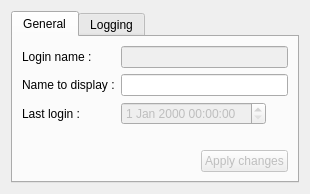
Old version of the form dlgpreferences.ui in the repository tbikfalvi/ChildMinders.
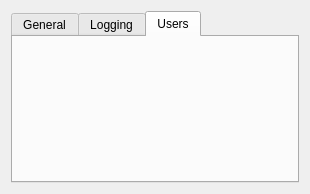
New version of the form.

Commit message: Added users tab

What changed in the file:
```diff
--- a/dlgpreferences.ui
+++ b/dlgpreferences.ui
@@ -17,7 +17,7 @@
    <item>
     <widget class="QTabWidget" name="tabPreferences">
      <property name="currentIndex">
-      <number>0</number>
+      <number>2</number>
      </property>
      <widget class="QWidget" name="tabGeneral">
       <attribute name="title">
@@ -226,6 +226,30 @@
        </item>
       </layout>
      </widget>
+     <widget class="QWidget" name="tabUsers">
+      <attribute name="title">
+       <string>Users</string>
+      </attribute>
+      <layout class="QVBoxLayout" name="verticalLayout_4">
+       <item>
+        <layout class="QVBoxLayout" name="layoutUsers">
+         <item>
+          <spacer name="verticalSpacer_3">
+           <property name="orientation">
+            <enum>Qt::Vertical</enum>
+           </property>
+           <property name="sizeHint" stdset="0">
+            <size>
+             <width>20</width>
+             <height>40</height>
+            </size>
+           </property>
+          </spacer>
+         </item>
+        </layout>
+       </item>
+      </layout>
+     </widget>
     </widget>
    </item>
   </layout>
```
The commit also changes 5 other files.
